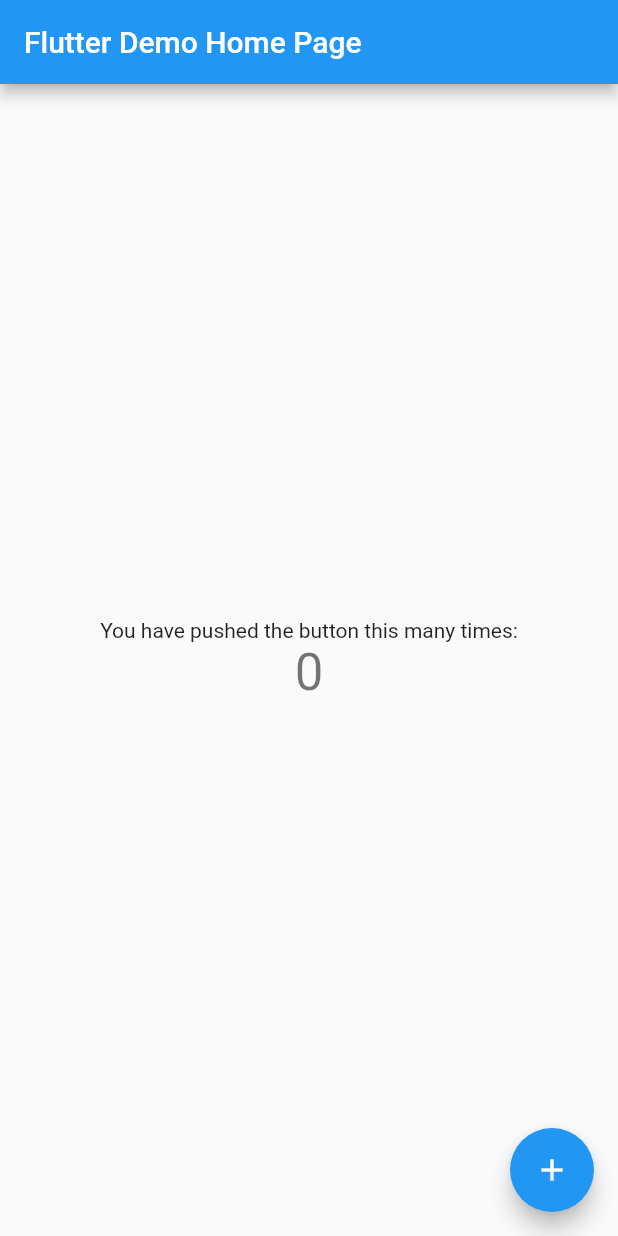
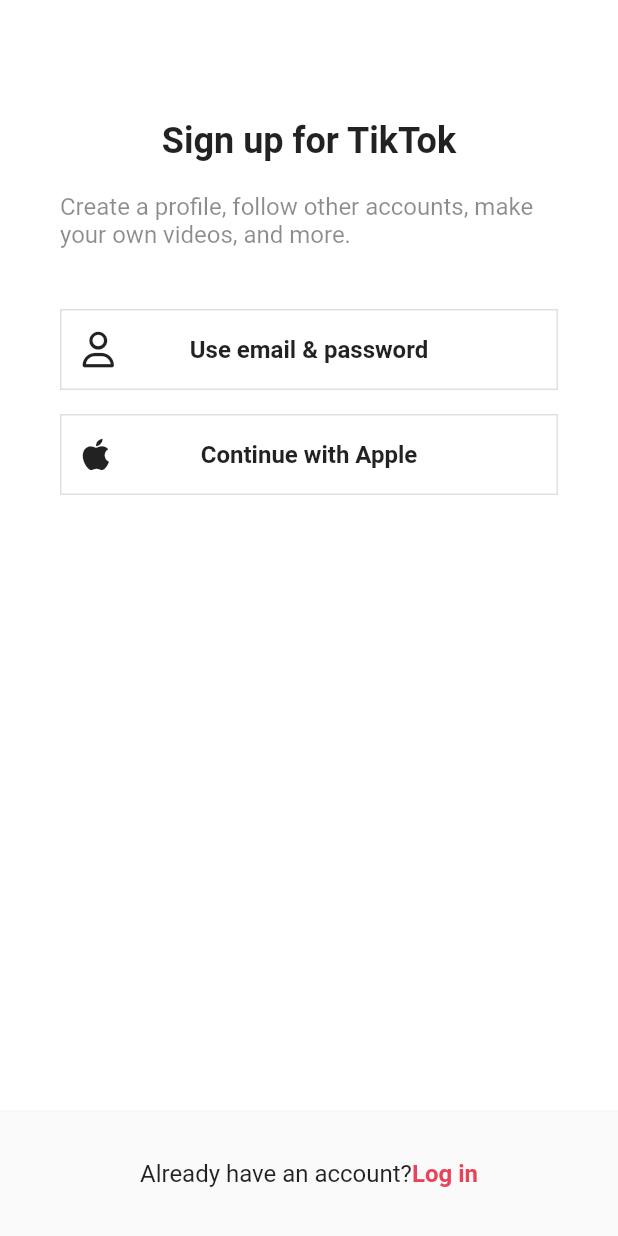
Before and after one commit to bakujinDev/tiktok_clone, a Flutter app: the screen it shows after launch, on a phone screen of 412 x 824 dp. Run offline on Flutter 3.47's test engine with Material 2 defaults, Android fonts, the phone set to English and light mode, and no system bars; our stand-ins replace font_awesome_flutter.

Commit message:
ing create signup screens

```diff
--- /dev/null
+++ b/lib/features/authentication/sign_up_screen.dart
@@ -0,0 +1,120 @@
+import 'package:flutter/material.dart';
+import 'package:font_awesome_flutter/font_awesome_flutter.dart';
+import 'package:tiktok_clone/features/authentication/username_screen.dart';
+import 'package:tiktok_clone/features/authentication/login_screen.dart';
+import 'package:tiktok_clone/features/authentication/widgets/auth_button.dart';
+
+class SignUpScreen extends StatelessWidget {
+  const SignUpScreen({super.key});
+
+  void _onLoginTap(BuildContext context) {
+    Navigator.push(
+      context,
+      MaterialPageRoute(
+        builder: (context) => const LoginScreen(),
+      ),
+    );
+  }
+
+  void _onEmailTap(BuildContext context) {
+    Navigator.push(
+      context,
+      MaterialPageRoute(
+        builder: (context) => const UsernameScreen(),
+      ),
+    );
+  }
+
+  @override
+  Widget build(BuildContext context) {
+    return Scaffold(
+      body: SafeArea(
+        child: Padding(
+          padding: const EdgeInsets.symmetric(
+            horizontal: 40,
+          ),
+          child: Column(
+            mainAxisSize: MainAxisSize.min,
+            children: [
+              const SizedBox(
+                height: 80,
+              ),
+              const Text(
+                'Sign up for TikTok',
+                style: TextStyle(
+                  fontSize: 24,
+                  fontWeight: FontWeight.w700,
+                ),
+              ),
+              const SizedBox(
+                height: 20,
+              ),
+              const Text(
+                "Create a profile, follow other accounts, make your own videos, and more.",
+                style: TextStyle(
+                  fontSize: 16,
+                  color: Colors.black45,
+                ),
+              ),
+              const SizedBox(
+                height: 40,
+              ),
+              GestureDetector(
+                onTap: () => _onEmailTap(context),
+                child: const AuthBUtton(
+                  text: 'Use email & password',
+                  icon: FaIcon(
+                    FontAwesomeIcons.user,
+                  ),
+                ),
+              ),
+              const SizedBox(
+                height: 16,
+              ),
+              const AuthBUtton(
+                text: 'Continue with Apple',
+                icon: FaIcon(
+                  FontAwesomeIcons.apple,
+                ),
+              ),
+            ],
+          ),
+        ),
+      ),
+      bottomNavigationBar: (BottomAppBar(
+        color: Colors.grey.shade50,
+        elevation: 2,
+        child: Padding(
+          padding: const EdgeInsets.symmetric(
+            vertical: 32,
+          ),
+          child: Row(
+            mainAxisAlignment: MainAxisAlignment.center,
+            children: [
+              const Text(
+                'Already have an account?',
+                style: TextStyle(
+                  fontSize: 16,
+                ),
+              ),
+              const SizedBox(
+                height: 5,
+              ),
+              GestureDetector(
+                onTap: () => _onLoginTap(context),
+                child: Text(
+                  'Log in',
+                  style: TextStyle(
+                    fontSize: 16,
+                    fontWeight: FontWeight.w600,
+                    color: Theme.of(context).primaryColor,
+                  ),
+                ),
+              )
+            ],
+          ),
+        ),
+      )),
+    );
+  }
+}
--- /dev/null
+++ b/lib/features/authentication/widgets/auth_button.dart
@@ -0,0 +1,46 @@
+import 'package:flutter/material.dart';
+import 'package:font_awesome_flutter/font_awesome_flutter.dart';
+
+class AuthBUtton extends StatelessWidget {
+  final String text;
+  final FaIcon icon;
+
+  const AuthBUtton({
+    super.key,
+    required this.text,
+    required this.icon,
+  });
+
+  @override
+  Widget build(BuildContext context) {
+    return FractionallySizedBox(
+      widthFactor: 1,
+      child: Container(
+        padding: const EdgeInsets.all(14),
+        decoration: BoxDecoration(
+          border: Border.all(
+            color: Colors.grey.shade300,
+            width: 1,
+          ),
+        ),
+        child: Stack(
+          alignment: Alignment.center,
+          children: [
+            Align(
+              alignment: Alignment.centerLeft,
+              child: icon,
+            ),
+            Text(
+              text,
+              style: const TextStyle(
+                fontSize: 16,
+                fontWeight: FontWeight.w600,
+              ),
+              textAlign: TextAlign.center,
+            )
+          ],
+        ),
+      ),
+    );
+  }
+}
--- a/lib/main.dart
+++ b/lib/main.dart
@@ -1,115 +1,31 @@
 import 'package:flutter/material.dart';
+import 'package:tiktok_clone/features/authentication/sign_up_screen.dart';
 
 void main() {
-  runApp(const MyApp());
+  runApp(const TikTokApp());
 }
 
-class MyApp extends StatelessWidget {
-  const MyApp({super.key});
+class TikTokApp extends StatelessWidget {
+  const TikTokApp({super.key});
 
-  // This widget is the root of your application.
   @override
   Widget build(BuildContext context) {
     return MaterialApp(
-      title: 'Flutter Demo',
-      theme: ThemeData(
-        // This is the theme of your application.
-        //
-        // Try running your application with "flutter run". You'll see the
-        // application has a blue toolbar. Then, without quitting the app, try
-        // changing the primarySwatch below to Colors.green and then invoke
-        // "hot reload" (press "r" in the console where you ran "flutter run",
-        // or simply save your changes to "hot reload" in a Flutter IDE).
-        // Notice that the counter didn't reset back to zero; the application
-        // is not restarted.
-        primarySwatch: Colors.blue,
-      ),
-      home: const MyHomePage(title: 'Flutter Demo Home Page'),
-    );
+        title: 'Flutter Demo',
+        theme: ThemeData(
+          scaffoldBackgroundColor: Colors.white,
+          primaryColor: const Color(0xffe9435a),
+          appBarTheme: const AppBarTheme(
+            foregroundColor: Colors.black,
+            backgroundColor: Colors.white,
+            elevation: 0,
+            titleTextStyle: TextStyle(
+              color: Colors.black,
+              fontSize: 16 + 2,
+              fontWeight: FontWeight.w600,
+            ),
+          ),
+        ),
+        home: const SignUpScreen());
   }
 }
-
-class MyHomePage extends StatefulWidget {
-  const MyHomePage({super.key, required this.title});
-
-  // This widget is the home page of your application. It is stateful, meaning
-  // that it has a State object (defined below) that contains fields that affect
-  // how it looks.
-
-  // This class is the configuration for the state. It holds the values (in this
-  // case the title) provided by the parent (in this case the App widget) and
-  // used by the build method of the State. Fields in a Widget subclass are
-  // always marked "final".
-
-  final String title;
-
-  @override
-  State<MyHomePage> createState() => _MyHomePageState();
-}
-
-class _MyHomePageState extends State<MyHomePage> {
-  int _counter = 0;
-
-  void _incrementCounter() {
-    setState(() {
-      // This call to setState tells the Flutter framework that something has
-      // changed in this State, which causes it to rerun the build method below
-      // so that the display can reflect the updated values. If we changed
-      // _counter without calling setState(), then the build method would not be
-      // called again, and so nothing would appear to happen.
-      _counter++;
-    });
-  }
-
-  @override
-  Widget build(BuildContext context) {
-    // This method is rerun every time setState is called, for instance as done
-    // by the _incrementCounter method above.
-    //
-    // The Flutter framework has been optimized to make rerunning build methods
-    // fast, so that you can just rebuild anything that needs updating rather
-    // than having to individually change instances of widgets.
-    return Scaffold(
-      appBar: AppBar(
-        // Here we take the value from the MyHomePage object that was created by
-        // the App.build method, and use it to set our appbar title.
-        title: Text(widget.title),
-      ),
-      body: Center(
-        // Center is a layout widget. It takes a single child and positions it
-        // in the middle of the parent.
-        child: Column(
-          // Column is also a layout widget. It takes a list of children and
-          // arranges them vertically. By default, it sizes itself to fit its
-          // children horizontally, and tries to be as tall as its parent.
-          //
-          // Invoke "debug painting" (press "p" in the console, choose the
-          // "Toggle Debug Paint" action from the Flutter Inspector in Android
-          // Studio, or the "Toggle Debug Paint" command in Visual Studio Code)
-          // to see the wireframe for each widget.
-          //
-          // Column has various properties to control how it sizes itself and
-          // how it positions its children. Here we use mainAxisAlignment to
-          // center the children vertically; the main axis here is the vertical
-          // axis because Columns are vertical (the cross axis would be
-          // horizontal).
-          mainAxisAlignment: MainAxisAlignment.center,
-          children: <Widget>[
-            const Text(
-              'You have pushed the button this many times:',
-            ),
-            Text(
-              '$_counter',
-              style: Theme.of(context).textTheme.headlineMedium,
-            ),
-          ],
-        ),
-      ),
-      floatingActionButton: FloatingActionButton(
-        onPressed: _incrementCounter,
-        tooltip: 'Increment',
-        child: const Icon(Icons.add),
-      ), // This trailing comma makes auto-formatting nicer for build methods.
-    );
-  }
-}
--- a/pubspec.yaml
+++ b/pubspec.yaml
@@ -35,6 +35,7 @@ dependencies:
   # The following adds the Cupertino Icons font to your application.
   # Use with the CupertinoIcons class for iOS style icons.
   cupertino_icons: ^1.0.2
+  font_awesome_flutter: ^10.4.0
 
 dev_dependencies:
   flutter_test:
```
Also changed, not shown: lib/features/authentication/login_screen.dart (added, +105 -0 lines), lib/features/authentication/username_screen.dart (added, +114 -0 lines), pubspec.lock, 1 other file.
